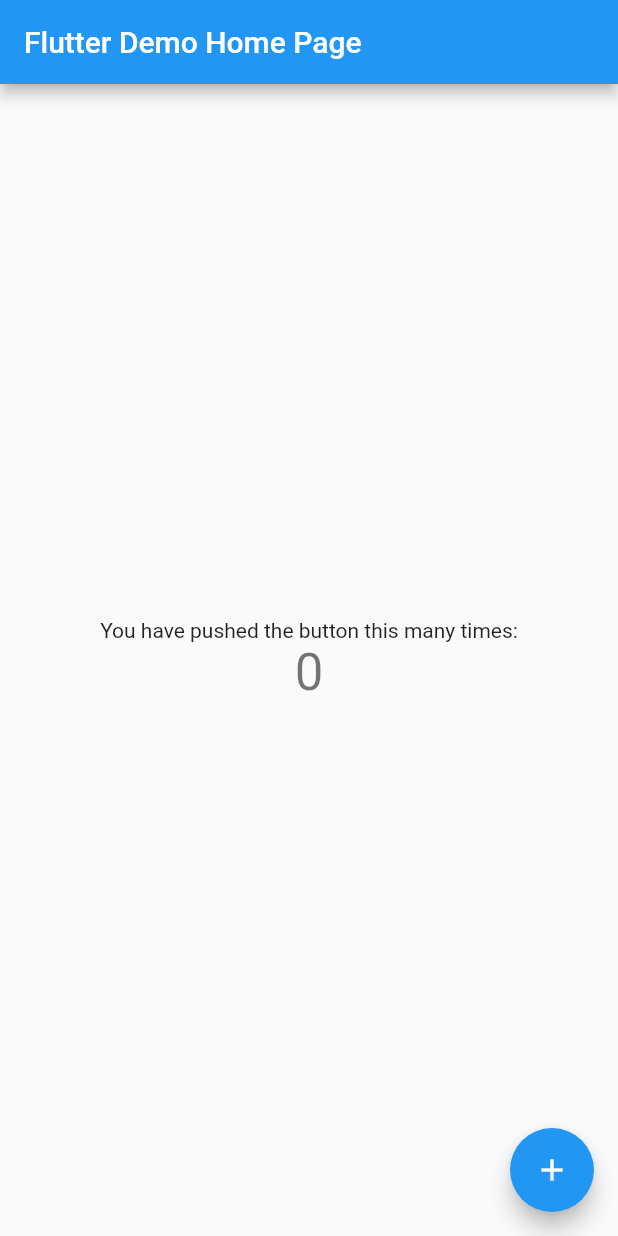
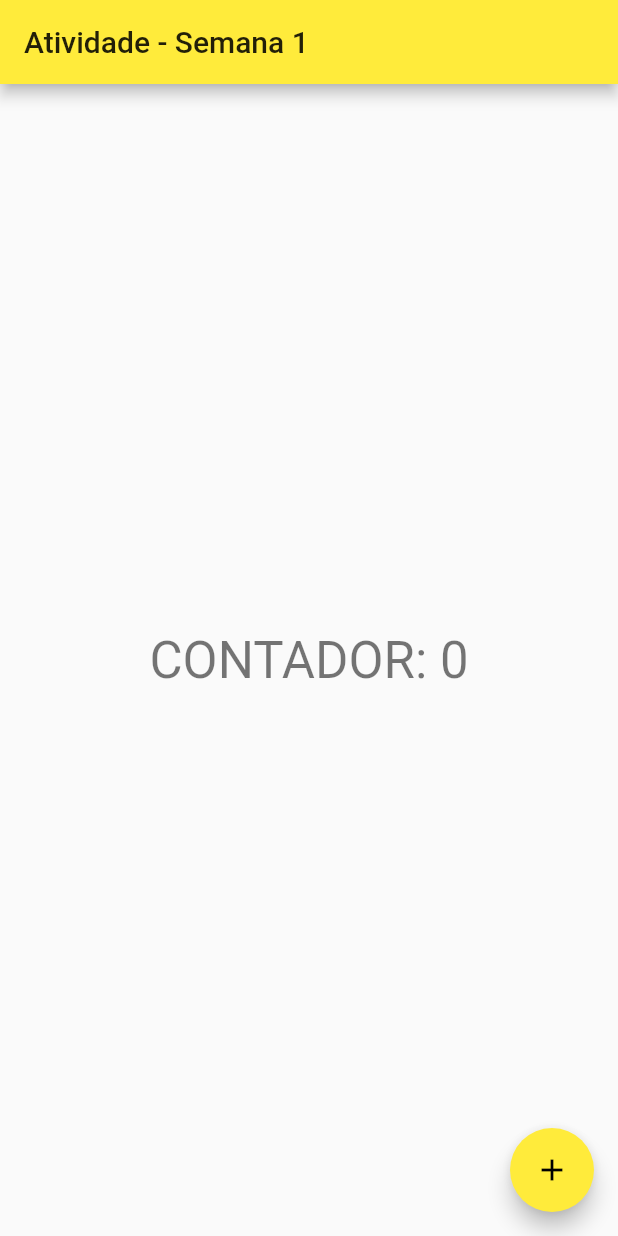
Before and after one commit to steffaneribeiro/DSI_2020.1, a Flutter app: the screen it shows after launch, on a phone screen of 412 x 824 dp. Run offline on Flutter 3.47's test engine with Material 2 defaults, Android fonts, the phone set to English and light mode, and no system bars.

Commit message:
Atividade - Semana 1

```diff
--- a/lib/main.dart
+++ b/lib/main.dart
@@ -5,39 +5,20 @@ void main() {
 }
 
 class MyApp extends StatelessWidget {
-  // This widget is the root of your application.
   @override
   Widget build(BuildContext context) {
     return MaterialApp(
-      title: 'Flutter Demo',
+      title: 'Semana 1',
       theme: ThemeData(
-        // This is the theme of your application.
-        //
-        // Try running your application with "flutter run". You'll see the
-        // application has a blue toolbar. Then, without quitting the app, try
-        // changing the primarySwatch below to Colors.green and then invoke
-        // "hot reload" (press "r" in the console where you ran "flutter run",
-        // or simply save your changes to "hot reload" in a Flutter IDE).
-        // Notice that the counter didn't reset back to zero; the application
-        // is not restarted.
-        primarySwatch: Colors.blue,
+        primarySwatch: Colors.yellow,
       ),
-      home: MyHomePage(title: 'Flutter Demo Home Page'),
+      home: MyHomePage(title: 'Atividade - Semana 1'),
     );
   }
 }
 
 class MyHomePage extends StatefulWidget {
   MyHomePage({Key key, this.title}) : super(key: key);
-
-  // This widget is the home page of your application. It is stateful, meaning
-  // that it has a State object (defined below) that contains fields that affect
-  // how it looks.
-
-  // This class is the configuration for the state. It holds the values (in this
-  // case the title) provided by the parent (in this case the App widget) and
-  // used by the build method of the State. Fields in a Widget subclass are
-  // always marked "final".
 
   final String title;
 
@@ -50,54 +31,22 @@ class _MyHomePageState extends State<MyHomePage> {
 
   void _incrementCounter() {
     setState(() {
-      // This call to setState tells the Flutter framework that something has
-      // changed in this State, which causes it to rerun the build method below
-      // so that the display can reflect the updated values. If we changed
-      // _counter without calling setState(), then the build method would not be
-      // called again, and so nothing would appear to happen.
       _counter++;
     });
   }
 
   @override
   Widget build(BuildContext context) {
-    // This method is rerun every time setState is called, for instance as done
-    // by the _incrementCounter method above.
-    //
-    // The Flutter framework has been optimized to make rerunning build methods
-    // fast, so that you can just rebuild anything that needs updating rather
-    // than having to individually change instances of widgets.
     return Scaffold(
       appBar: AppBar(
-        // Here we take the value from the MyHomePage object that was created by
-        // the App.build method, and use it to set our appbar title.
         title: Text(widget.title),
       ),
       body: Center(
-        // Center is a layout widget. It takes a single child and positions it
-        // in the middle of the parent.
         child: Column(
-          // Column is also a layout widget. It takes a list of children and
-          // arranges them vertically. By default, it sizes itself to fit its
-          // children horizontally, and tries to be as tall as its parent.
-          //
-          // Invoke "debug painting" (press "p" in the console, choose the
-          // "Toggle Debug Paint" action from the Flutter Inspector in Android
-          // Studio, or the "Toggle Debug Paint" command in Visual Studio Code)
-          // to see the wireframe for each widget.
-          //
-          // Column has various properties to control how it sizes itself and
-          // how it positions its children. Here we use mainAxisAlignment to
-          // center the children vertically; the main axis here is the vertical
-          // axis because Columns are vertical (the cross axis would be
-          // horizontal).
           mainAxisAlignment: MainAxisAlignment.center,
           children: <Widget>[
             Text(
-              'You have pushed the button this many times:',
-            ),
-            Text(
-              '$_counter',
+              'CONTADOR: $_counter',
               style: Theme.of(context).textTheme.headline4,
             ),
           ],
@@ -107,7 +56,7 @@ class _MyHomePageState extends State<MyHomePage> {
         onPressed: _incrementCounter,
         tooltip: 'Increment',
         child: Icon(Icons.add),
-      ), // This trailing comma makes auto-formatting nicer for build methods.
+      ),
     );
   }
 }
```
